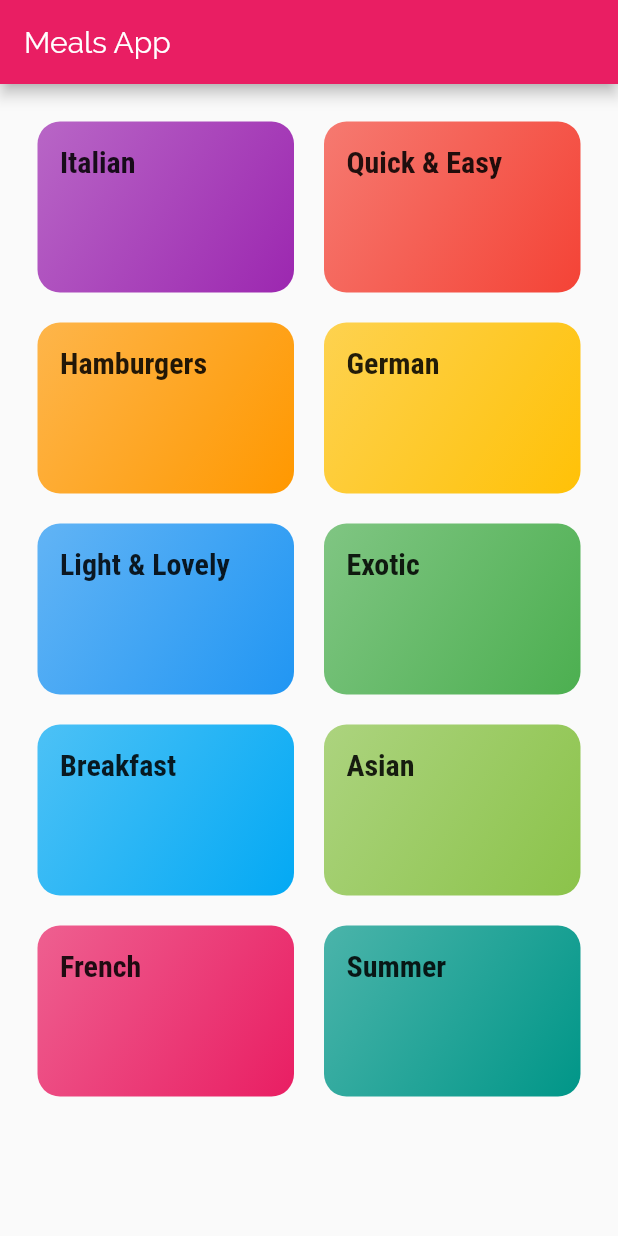
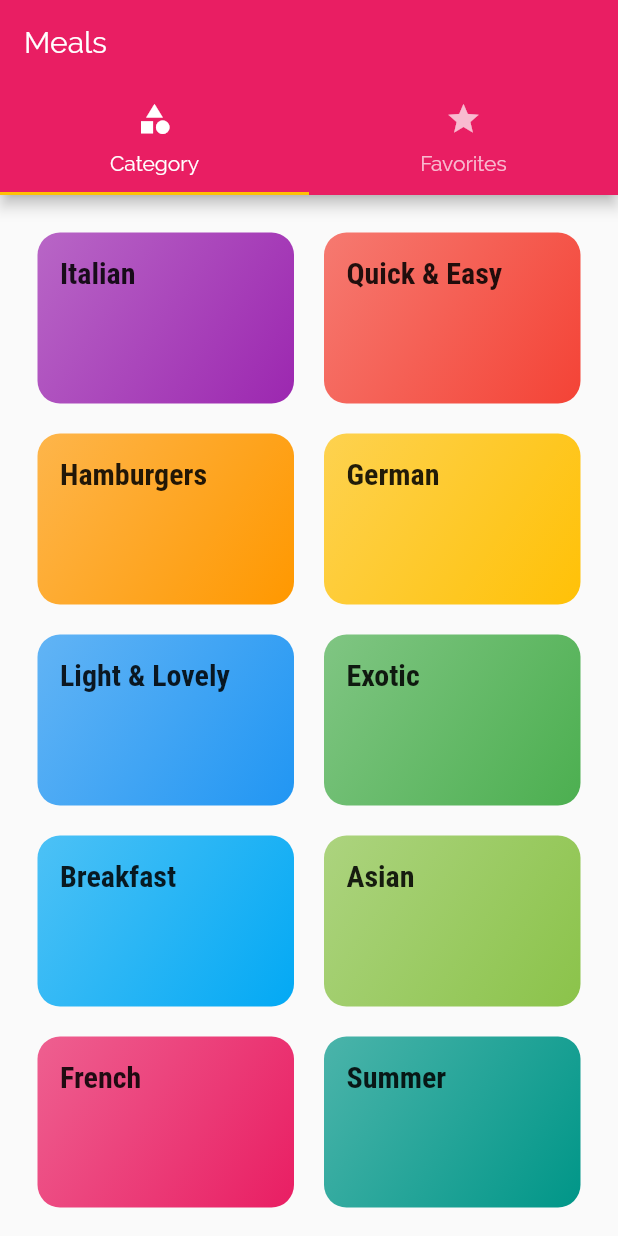
Before and after one commit to Rabee-Omran/Meals-App-Flutter, a Flutter app: the screen it shows after launch, on a phone screen of 412 x 824 dp. Run offline on Flutter 3.47's test engine with Material 2 defaults, Android fonts, the phone set to English and light mode, and no system bars.

Commit message:
Add Top TabBar

```diff
--- a/lib/main.dart
+++ b/lib/main.dart
@@ -2,6 +2,7 @@ import 'package:flutter/material.dart';
 import 'package:meals_app/screens/categories_screen.dart';
 import 'package:meals_app/screens/category_meals_screen.dart';
 import 'package:meals_app/screens/meal_detail.dart';
+import 'package:meals_app/screens/tabs_screen.dart';
 
 void main() => runApp(MyApp());
 
@@ -30,7 +31,7 @@ class MyApp extends StatelessWidget {
       initialRoute: '/',
       // home: CategoriesScreen(),
       routes: {
-        '/': (ctx) => CategoriesScreen(),
+        '/': (ctx) => TabScreen(),
         CategoryMealsScreen.routeName: (ctx) => CategoryMealsScreen(),
         MealDetailScreen.routeName: (ctx) => MealDetailScreen(),
       },
--- a/lib/screens/categories_screen.dart
+++ b/lib/screens/categories_screen.dart
@@ -5,9 +5,7 @@ import 'package:meals_app/dummy_data.dart';
 class CategoriesScreen extends StatelessWidget {
   @override
   Widget build(BuildContext context) {
-    return Scaffold(
-      appBar: AppBar(title:const Text('Meals App'),),
-          body: GridView(
+    return  GridView(
             padding: EdgeInsets.all(25),
         gridDelegate: SliverGridDelegateWithMaxCrossAxisExtent(
             maxCrossAxisExtent: 200,
@@ -23,7 +21,7 @@ class CategoriesScreen extends StatelessWidget {
               ),
             )
             .toList(),
-      ),
+
     );
   }
 }
--- /dev/null
+++ b/lib/screens/favorites_screen.dart
@@ -0,0 +1,10 @@
+import 'package:flutter/material.dart';
+
+class FavoritesScreen extends StatelessWidget {
+  @override
+  Widget build(BuildContext context) {
+    return Center(
+      child: Text('the Favourite'),
+    );
+  }
+}
--- /dev/null
+++ b/lib/screens/tabs_screen.dart
@@ -0,0 +1,35 @@
+import 'package:flutter/material.dart';
+import 'package:meals_app/screens/categories_screen.dart';
+import 'package:meals_app/screens/favorites_screen.dart';
+
+class TabScreen extends StatefulWidget {
+  @override
+  _TabScreenState createState() => _TabScreenState();
+}
+
+class _TabScreenState extends State<TabScreen> {
+  @override
+  Widget build(BuildContext context) {
+    return DefaultTabController(
+      length: 2,
+      initialIndex: 0,
+      child: Scaffold(
+        appBar: AppBar(
+          title: Text('Meals'),
+          bottom: TabBar(tabs: [
+            Tab(
+              icon: Icon(Icons.category),
+              text: 'Category',
+            ),
+            Tab(
+              icon: Icon(Icons.star),
+              text: 'Favorites',
+            )
+          ]),
+
+        ),
+        body: TabBarView(children: [CategoriesScreen(), FavoritesScreen()]),
+      ),
+    );
+  }
+}
```
